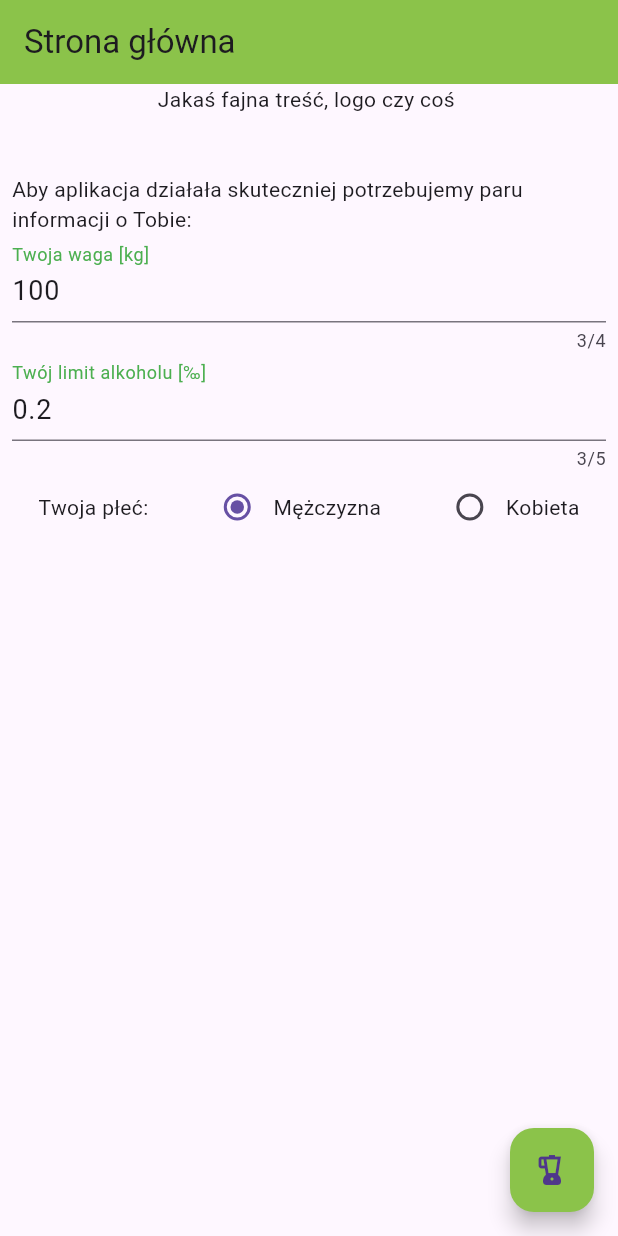
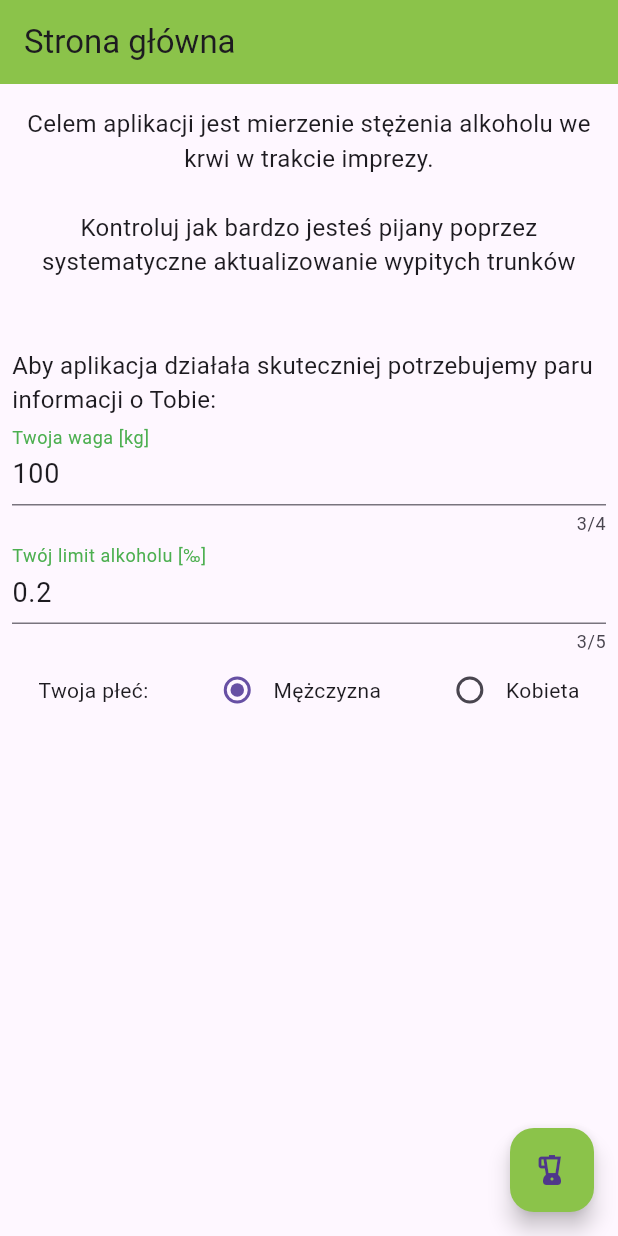
Before and after one commit to gawlas149/Alkomat, a Flutter app: the screen it shows after launch, on a phone screen of 412 x 824 dp. Run offline on Flutter 3.47's test engine with Material 3 defaults, Android fonts, the phone set to English and light mode, and no system bars; our stand-ins replace get, shared_preferences.

Commit message:
Welcome message changed

```diff
--- a/lib/main_screen/main_screen_page.dart
+++ b/lib/main_screen/main_screen_page.dart
@@ -30,11 +30,16 @@ class MainScreenPage extends GetView<MainScreenController> {
       child: SingleChildScrollView(
         child: Column(
           children: [
+            const SizedBox(height: 15),
             Text(
-              'Jakaś fajna treść, logo czy coś \n\n',
+              'Celem aplikacji jest mierzenie stężenia alkoholu we krwi w trakcie imprezy.\n\nKontroluj jak bardzo jesteś pijany poprzez systematyczne aktualizowanie wypitych trunków\n\n',
+              style: TextStyle(fontSize: 16),
+              textAlign: TextAlign.center,
             ),
             Text(
-                'Aby aplikacja działała skuteczniej potrzebujemy paru informacji o Tobie:'),
+              'Aby aplikacja działała skuteczniej potrzebujemy paru informacji o Tobie:',
+              style: TextStyle(fontSize: 16),
+            ),
             TextFormField(
               maxLength: 4,
               keyboardType: TextInputType.number,
```
